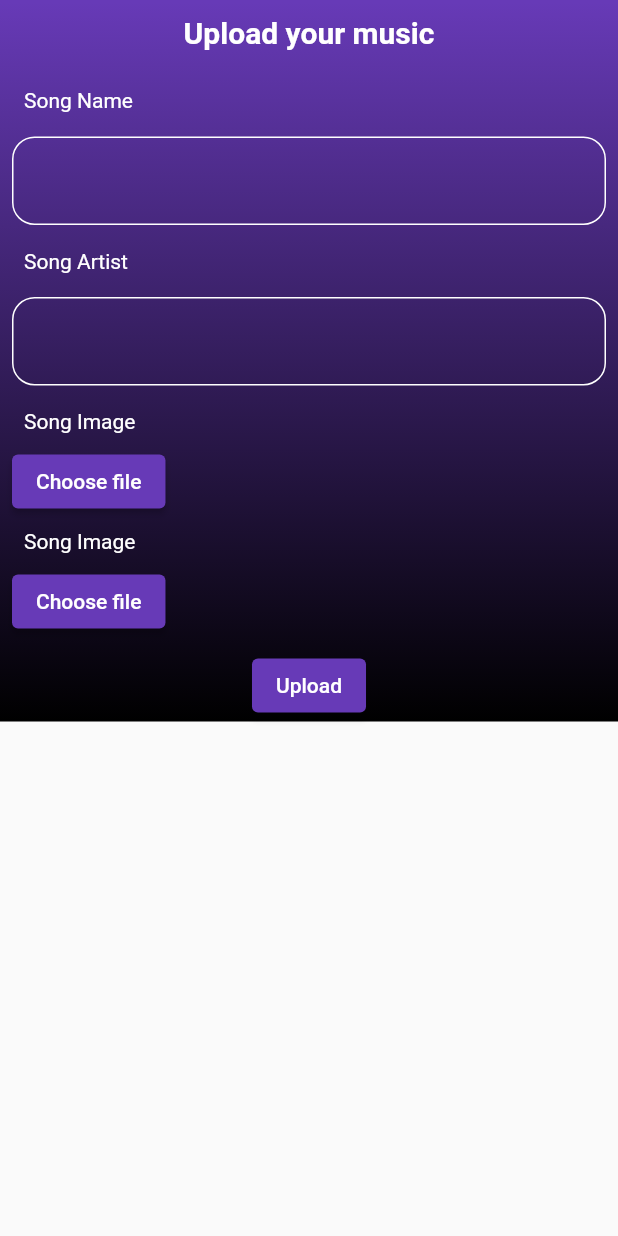
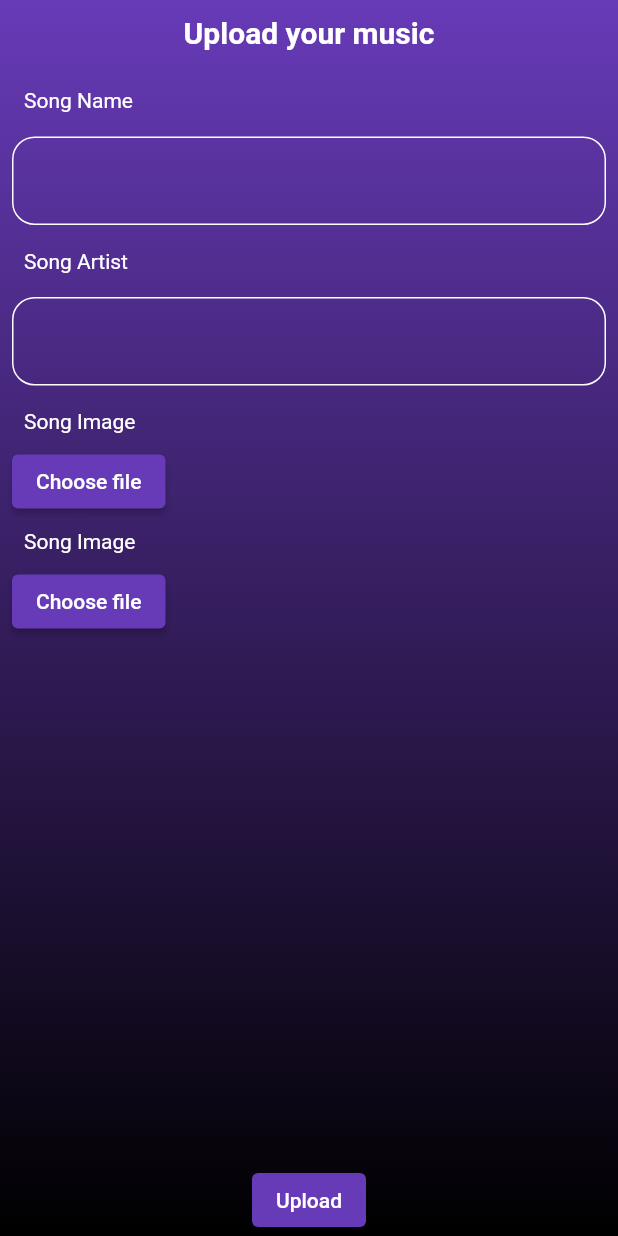
Before and after one commit to Neeschal-Rai/Agile_Development_Project, a Flutter app: the UploadScreen screen opened directly, on a phone screen of 412 x 824 dp. Run offline on Flutter 3.47's test engine with Material 2 defaults, Android fonts, the phone set to English and light mode, and no system bars; our stand-ins replace audioplayers, curved_navigation_bar, file_picker, fluttertoast, open_file, shared_preferences and 1 more; accounts and stored records are empty.

Commit message:
minor changes

```diff
--- a/lib/screens/loginscreen.dart
+++ b/lib/screens/loginscreen.dart
@@ -155,6 +155,7 @@ class _LoginScreenState extends State<LoginScreen> {
                   ),
                 ),
                 Row(
+
                   children: [
                     Expanded(
                       child: ElevatedButton(
--- a/lib/screens/uploadsongscreen.dart
+++ b/lib/screens/uploadsongscreen.dart
@@ -18,6 +18,8 @@ class UploadScreen extends StatefulWidget {
 
 class _UploadScreenState extends State<UploadScreen> {
   final songnameController = TextEditingController();
+  final artistnameController = TextEditingController();
+
   Future register() async {
     var res =
         await http.post(Uri.parse(getUploadSong), headers: <String, String>{
@@ -45,10 +47,13 @@ class _UploadScreenState extends State<UploadScreen> {
       print("False credentials");
     }
   }
+
   Song song = Song("", "", "", "");
+
   @override
   Widget build(BuildContext context) {
     return Scaffold(
+      resizeToAvoidBottomInset: false,
         body: SafeArea(
       child: Container(
         decoration: BoxDecoration(
@@ -61,7 +66,6 @@ class _UploadScreenState extends State<UploadScreen> {
             Colors.black,
           ],
         )),
-          child: SingleChildScrollView(
         child: Column(
           crossAxisAlignment: CrossAxisAlignment.center,
           children: [
@@ -73,7 +77,8 @@ class _UploadScreenState extends State<UploadScreen> {
                       fontSize: 20,
                       fontWeight: FontWeight.bold)),
             ),
-                Container(
+            Expanded(
+              child: Container(
                 child: Padding(
                   padding: const EdgeInsets.all(8.0),
                   child: Column(
@@ -109,9 +114,9 @@ class _UploadScreenState extends State<UploadScreen> {
                         padding: const EdgeInsets.only(top: 8.0, bottom: 8.0),
                         child: TextFormField(
                           style: TextStyle(color: Colors.white),
-                            controller: songnameController,
+                          controller: artistnameController,
                           onChanged: (value) {
-                              song.song_name = value;
+                            song.song_artist = value;
                           },
                           decoration: new InputDecoration(
                             enabledBorder: new OutlineInputBorder(
@@ -157,19 +162,21 @@ class _UploadScreenState extends State<UploadScreen> {
                   ),
                 ),
               ),
+            ),
             ElevatedButton(
                 onPressed: () async {
                   Navigator.push(
                     context,
-                        MaterialPageRoute(
-                            builder: (context) => LibraryScreen()),
+                    MaterialPageRoute(builder: (context) => LibraryScreen()),
                   );
                 },
-                    child: Text("Upload",style: TextStyle(
-                    color: Colors.white, backgroundColor: Colors.deepPurple)))
+                child: Text("Upload",
+                    style: TextStyle(
+                        color: Colors.white,
+                        backgroundColor: Colors.deepPurple)))
           ],
         ),
-          )),
+      ),
     ));
   }
 
```
Also changed, not shown: assets/images/logo.png. Lines whose indentation alone changed are shown as unchanged.
